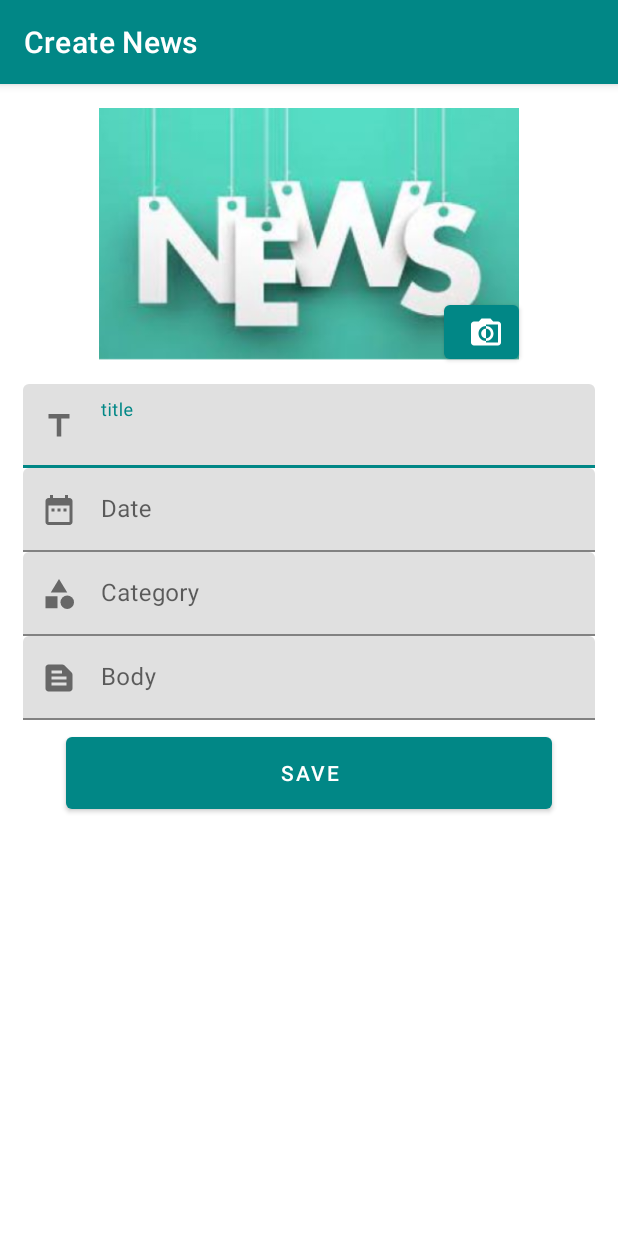
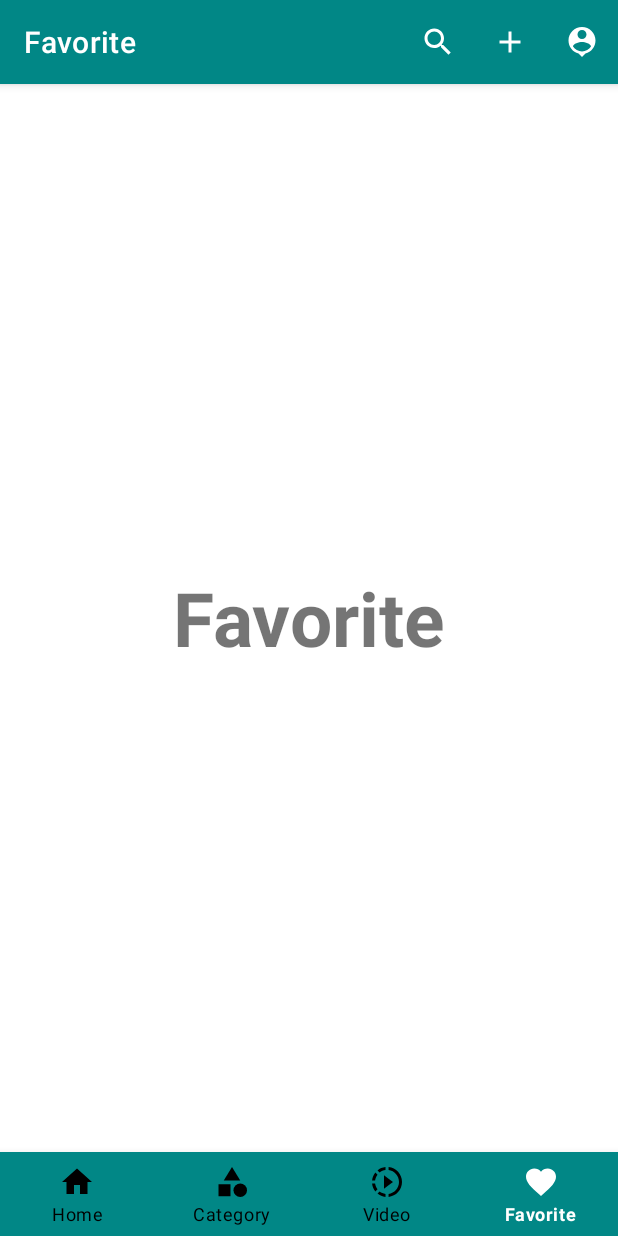
Before and after one commit to jazia-metyar/NewsApp, an Android app: the screen it shows after launch (CreatePost before the commit, Favorite after it), item 4 of the bottom bar chosen, on a phone screen of 412 x 824 dp. Run offline under Robolectric (Android 15) with nearby library versions, the phone set to English and light mode, and no system bars; our stand-ins replace Firebase (no records; nobody signed in at launch, a user with empty details on screens opened directly), Picasso.

Commit message:
fixing-DesignAddPost

```diff
--- a/app/src/main/java/com/example/myapplication/CreatePost.java
+++ b/app/src/main/java/com/example/myapplication/CreatePost.java
@@ -77,6 +77,8 @@ public class CreatePost extends AppCompatActivity {
                     UploadToFireBase(FilePathUri);
 
 
+                startActivity(new Intent(getApplicationContext()
+                  ,HomeActivity.class));
 
                 }else{
                     Toast.makeText(CreatePost.this, "Please select an image", Toast.LENGTH_LONG).show();
@@ -124,7 +126,7 @@ public class CreatePost extends AppCompatActivity {
                             @SuppressWarnings("VisibleForTests")
                             Post post = new Post(postDate, postTitle,postBody,postCategory,taskSnapshot.getUploadSessionUri().toString());
 
-                           ref.child(postCategory).setValue(post);
+                           ref.child(postTitle).setValue(post);
                           //  Toast.makeText(CreatePost.this, "Post created successfully", Toast.LENGTH_LONG).show();
 
                          // String ImageUploadId = ref.push().getKey();
--- a/app/src/main/java/com/example/myapplication/Favorite.java
+++ b/app/src/main/java/com/example/myapplication/Favorite.java
@@ -80,10 +80,5 @@ public class Favorite extends AppCompatActivity {
         });
     }
 
-    @Override
-    protected void onStart() {
-        super.onStart();
-        startActivity(new Intent(getApplicationContext()
-                ,CreatePost.class));
-    }
+
 }
--- a/app/src/main/java/com/example/myapplication/HomeActivity.java
+++ b/app/src/main/java/com/example/myapplication/HomeActivity.java
@@ -21,6 +21,7 @@ import com.bumptech.glide.Glide;
 import com.google.android.material.appbar.AppBarLayout;
 import com.google.android.material.bottomappbar.BottomAppBar;
 import com.google.android.material.bottomnavigation.BottomNavigationView;
+import com.google.android.material.floatingactionbutton.FloatingActionButton;
 import com.google.firebase.database.DataSnapshot;
 import com.google.firebase.database.DatabaseError;
 import com.google.firebase.database.DatabaseReference;
@@ -35,18 +36,10 @@ import java.util.LinkedList;
 import java.util.List;
 
 public class HomeActivity extends AppCompatActivity {
-   private TextView date,body,title,category;
-   private ImageView imageView;
-    private  DatabaseReference ref;
-// recycle view
-private final LinkedList<Post> mWordList = new LinkedList<>();
-    //on aurait pu utiliser une autre structure de données comme  :
-    //private final List<String> wordsList = new ArrayList<>();
-    private RecyclerView mRecyclerView;
-    private PostListAdapter mAdapter;
     private List<Post> listData;
     private RecyclerView rv;
     private PostListAdapter adapter;
+    private FloatingActionButton floatingActionButton;
     @Override
     protected void onCreate(Bundle savedInstanceState) {
         super.onCreate(savedInstanceState);
@@ -72,6 +65,11 @@ private final LinkedList<Post> mWordList = new LinkedList<>();
                     case R.id.profile:
                         startActivity(new Intent(getApplicationContext()
                                 ,Profile.class));
+                        overridePendingTransition(0,0);
+                        return true;
+                    case R.id.addPost:
+                        startActivity(new Intent(getApplicationContext()
+                                ,CreatePost.class));
                         overridePendingTransition(0,0);
                         return true;
                 }
@@ -114,7 +112,9 @@ private final LinkedList<Post> mWordList = new LinkedList<>();
         });
 
         show();
+
     }
+
 
 
     public void show() {
--- /dev/null
+++ b/app/src/main/res/drawable/ic_add.xml
@@ -0,0 +1,10 @@
+<vector xmlns:android="http://schemas.android.com/apk/res/android"
+    android:width="24dp"
+    android:height="24dp"
+    android:viewportWidth="24"
+    android:viewportHeight="24"
+    android:tint="?attr/colorControlNormal">
+  <path
+      android:fillColor="@android:color/white"
+      android:pathData="M19,13h-6v6h-2v-6H5v-2h6V5h2v6h6v2z"/>
+</vector>
--- a/app/src/main/res/layout/activity_home.xml
+++ b/app/src/main/res/layout/activity_home.xml
@@ -27,6 +27,7 @@
     </com.google.android.material.appbar.AppBarLayout>
     </RelativeLayout>
 <RelativeLayout
+    android:id="@+id/relative2"
     android:layout_width="wrap_content"
     android:layout_height="wrap_content"
     android:layout_below="@+id/relative1" >
@@ -37,11 +38,12 @@
         android:layout_height="match_parent"
         tools:layout_editor_absoluteX="-41dp"
         tools:layout_editor_absoluteY="0dp"
+        android:layout_marginBottom="58dp"
+
        >
 
     </androidx.recyclerview.widget.RecyclerView>
 </RelativeLayout>
-
 
 
     <com.google.android.material.bottomnavigation.BottomNavigationView
--- a/app/src/main/res/menu/top_app_bar.xml
+++ b/app/src/main/res/menu/top_app_bar.xml
@@ -8,6 +8,11 @@
         android:icon="@drawable/ic_search"
         android:title="search"
         app:showAsAction="ifRoom" />
+    <item
+        android:id="@+id/addPost"
+        android:icon="@drawable/ic_add"
+        android:title="AddPost"
+        app:showAsAction="ifRoom" />
 
     <item
         android:id="@+id/profile"
```
Also changed, not shown: app/src/main/res/drawable/ic_add_for_fab.png (added).
